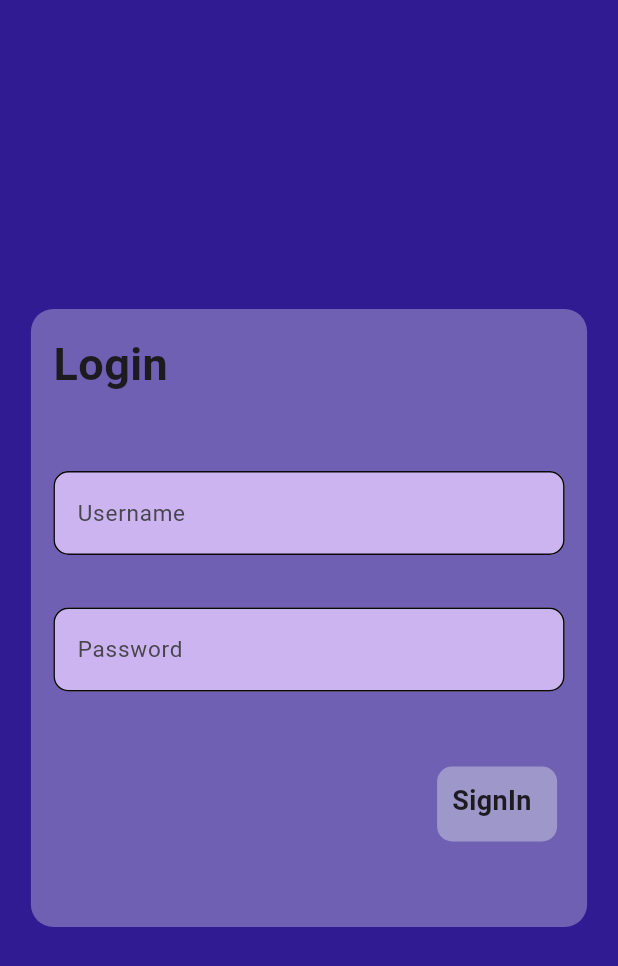
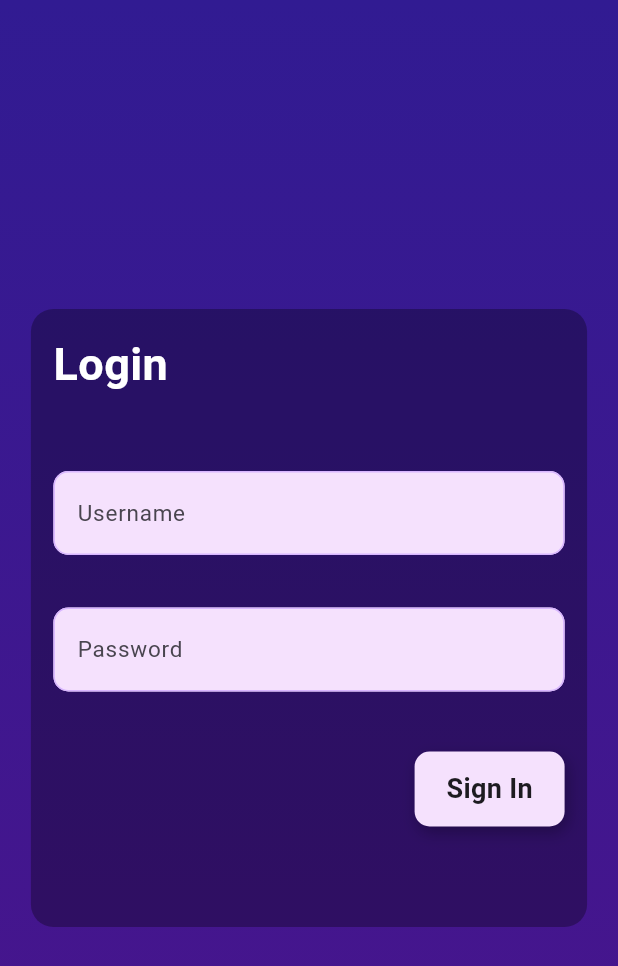
Before and after one commit to tharun182004/Woman_safety, a Flutter app: the loginpage screen opened directly, on a phone screen of 412 x 824 dp. Shown: the top 966 px of the screen. Run offline on Flutter 3.47's test engine with Material 3 defaults, Android fonts, the phone set to English and light mode, and no system bars; our stand-ins replace awesome_notifications, flutter_contacts, flutter_local_notifications, flutter_map, geolocator, latlong2 and 2 more; accounts and stored records are empty; network calls fail.

Commit message:
this commit can be used for any recovery to this state if something goes wrong

```diff
--- a/lib/admin_app/Loginpage.dart
+++ b/lib/admin_app/Loginpage.dart
@@ -81,13 +81,20 @@ class _loginpageState extends State<loginpage> {
   Widget build(BuildContext context) {
     return Scaffold(
       backgroundColor: Colors.deepPurple[900],
-      body: SafeArea(
+      body: Container(
+        decoration: BoxDecoration(
+          gradient: LinearGradient(
+            colors: [Colors.deepPurple[900]!, Color(0xFF4A148C)],
+            begin: Alignment.topCenter,
+            end: Alignment.bottomCenter,
+          ),
+        ),
         child: Center(
           child: Container(
             height: MediaQuery.of(context).size.height * 0.5,
             width: MediaQuery.of(context).size.width * 0.9,
             decoration: BoxDecoration(
-                color: Colors.white.withOpacity(0.3),
+                color: Colors.black.withOpacity(0.3),
                 borderRadius: BorderRadius.circular(15)),
             child: Column(
               crossAxisAlignment: CrossAxisAlignment.start,
@@ -96,7 +103,10 @@ class _loginpageState extends State<loginpage> {
                   padding: const EdgeInsets.all(15.0),
                   child: Text(
                     "Login",
-                    style: TextStyle(fontSize: 30, fontWeight: FontWeight.bold),
+                    style: TextStyle(
+                        fontSize: 30,
+                        fontWeight: FontWeight.bold,
+                        color: Colors.white),
                   ),
                 ),
                 SizedBox(height: 20),
@@ -106,13 +116,12 @@ class _loginpageState extends State<loginpage> {
                     controller: usernamecontroller,
                     decoration: InputDecoration(
                         enabledBorder: OutlineInputBorder(
-                            borderSide: BorderSide(
-                                color: Color.fromARGB(255, 10, 9, 9)),
+                            borderSide: BorderSide(color: Color(0xFFD8B6FF)),
                             borderRadius: BorderRadius.circular(10)),
                         focusedBorder: OutlineInputBorder(
                             borderRadius: BorderRadius.circular(10),
-                            borderSide: BorderSide(color: Colors.black)),
-                        fillColor: Color.fromARGB(255, 203, 180, 240),
+                            borderSide: BorderSide(color: Colors.white)),
+                        fillColor: Color(0xFFF5E1FD),
                         filled: true,
                         hintText: "Username",
                         hintStyle: TextStyle(fontSize: 15)),
@@ -125,13 +134,12 @@ class _loginpageState extends State<loginpage> {
                     controller: passwordcontroller,
                     decoration: InputDecoration(
                         enabledBorder: OutlineInputBorder(
-                            borderSide: BorderSide(
-                                color: Color.fromARGB(255, 10, 9, 9)),
+                            borderSide: BorderSide(color: Color(0xFFD8B6FF)),
                             borderRadius: BorderRadius.circular(10)),
                         focusedBorder: OutlineInputBorder(
                             borderRadius: BorderRadius.circular(10),
-                            borderSide: BorderSide(color: Colors.black)),
-                        fillColor: const Color.fromARGB(255, 203, 180, 240),
+                            borderSide: BorderSide(color: Colors.white)),
+                        fillColor: const Color(0xFFF5E1FD),
                         filled: true,
                         hintText: 'Password',
                         hintStyle: TextStyle(fontSize: 15)),
@@ -139,35 +147,38 @@ class _loginpageState extends State<loginpage> {
                   ),
                 ),
                 SizedBox(height: 30),
-                Row(
-                  mainAxisAlignment: MainAxisAlignment.end,
-                  children: [
-                    Padding(
-                      padding: const EdgeInsets.all(10.0),
+                Align(
+                  alignment: Alignment.centerRight,
+                  child: Padding(
+                    padding: const EdgeInsets.only(right: 15.0),
                     child: GestureDetector(
-                        onTap: () {
-                          print("Button clicked");
-                          handleLogin();
-                        },
+                      onTap: handleLogin,
                       child: Container(
-                          margin: EdgeInsets.symmetric(horizontal: 10),
                         height: 50,
-                          width: 80,
+                        width: 100,
                         decoration: BoxDecoration(
-                              color: const Color.fromARGB(255, 157, 151, 202),
-                              borderRadius: BorderRadius.circular(10)),
-                          child: Padding(
-                            padding: const EdgeInsets.only(top: 10, left: 10),
+                          color: Color(0xFFF5E1FD),
+                          borderRadius: BorderRadius.circular(10),
+                          boxShadow: [
+                            BoxShadow(
+                              color: Colors.black26,
+                              blurRadius: 8,
+                              offset: Offset(2, 4),
+                            )
+                          ],
+                        ),
+                        child: Center(
                           child: Text(
-                              "SignIn",
+                            "Sign In",
                             style: TextStyle(
-                                  fontWeight: FontWeight.bold, fontSize: 18),
+                              fontWeight: FontWeight.bold,
+                              fontSize: 18,
                             ),
                           ),
                         ),
                       ),
                     ),
-                  ],
+                  ),
                 )
               ],
             ),
--- a/lib/for api/api_service_admin.dart
+++ b/lib/for api/api_service_admin.dart
@@ -1,9 +1,8 @@
 import 'dart:convert';
 import 'package:http/http.dart' as http;
-
 import 'package:shared_preferences/shared_preferences.dart';
 
-String baseUrl = 'http://192.168.0.113:8000/admin_app/';
+String baseUrl = 'http://172.15.22.3:8000/admin_app/';
 
 class LoginService {
   // Function for login
--- a/lib/for api/api_services.dart
+++ b/lib/for api/api_services.dart
@@ -5,7 +5,7 @@ import 'package:http/http.dart' as http;
 
 import 'package:shared_preferences/shared_preferences.dart';
 
-String baseUrl = 'http://192.168.0.113:8000/user_app/';
+String baseUrl = 'http://172.15.22.3:8000/user_app/';
 
 class LoginService {
   // Function for login
```
Also changed, not shown: lib/admin_app/home_page.dart (+101 -14 lines), lib/main.dart (+1 -21 lines), 1 other file. Lines whose indentation alone changed are shown as unchanged.
